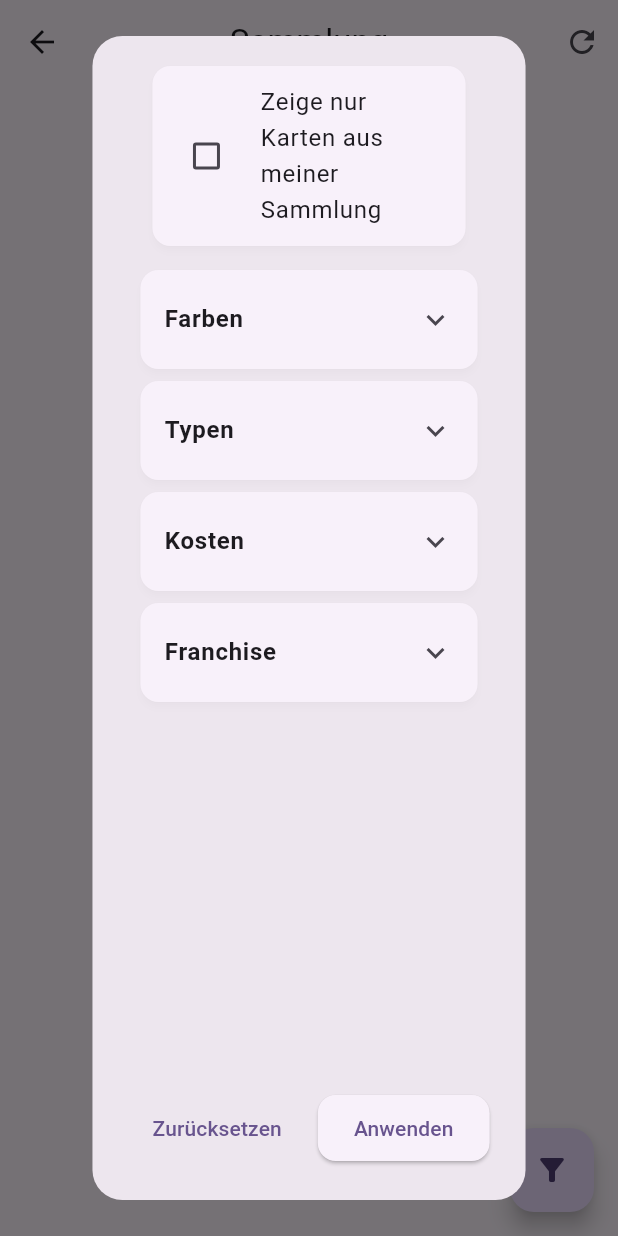
After one commit to Filan-glitch/LoreScanner, a Flutter app: the CollectionScreen screen opened directly, after a tap on the "filter alt" icon, on a phone screen of 412 x 824 dp. The commit adds this screen. Run offline on Flutter 3.47's test engine with Material 3 defaults, Android fonts, the phone set to English and light mode, and no system bars; our stand-ins replace cached_network_image, camera, dart_mappable, persistent_bottom_nav_bar_v2, shared_preferences, sqflite; missing offline and left inert: google_mlkit_text_recognition; accounts and stored records are empty; generated files the repository leaves out were written again; network calls fail.

Commit message:
improved card and added concept of filters

```diff
--- a/lib/constants.dart
+++ b/lib/constants.dart
@@ -1,2 +1,3 @@
 const OFFICIAL_WEBSITE_URL = 'https://www.disneylorcana.com/de-DE/';
 const OFFICIAL_APP_URL = 'https://www.disneylorcana.com/de-DE/app';
+const filterAttributes = ['color', 'type', 'rarity', 'cost', 'setCode'];
--- /dev/null
+++ b/lib/dialogs/collection_filter_dialog.dart
@@ -0,0 +1,180 @@
+import 'package:flutter/material.dart';
+
+import '../models/filter.dart';
+import '../widgets/color_filter_widget.dart';
+
+class CollectionFilterDialog extends StatefulWidget {
+  const CollectionFilterDialog({super.key});
+
+  @override
+  State<CollectionFilterDialog> createState() => _CollectionFilterDialogState();
+}
+
+class _CollectionFilterDialogState extends State<CollectionFilterDialog> {
+  // Zustand für die oberste Checkbox
+  bool _showOnlyMyCards = false;
+
+  // Beispieldaten für die Filterkategorien und ihre Optionen
+  // In einer echten App würden diese Daten von einer API oder Datenbank kommen
+  late final List<FilterCategory> _filterCategories;
+
+  @override
+  void initState() {
+    super.initState();
+    _filterCategories = [
+      FilterCategory(
+        title: 'Farben',
+        // Ein benutzerdefiniertes Widget für die Farbauswahl, wie im Screenshot
+        customWidget: const ColorFilterWidget(),
+      ),
+      FilterCategory(
+        title: 'Typen',
+        options: [],
+      ),
+      FilterCategory(
+        title: 'Kosten',
+        options: [],
+      ),
+      FilterCategory(
+        title: 'Franchise',
+        options: []
+      ),
+    ];
+  }
+
+  // Setzt alle Filter zurück
+  void _resetFilters() {
+    setState(() {
+      _showOnlyMyCards = false;
+      // Iteriert durch alle Kategorien und Optionen und setzt sie zurück
+      for (var category in _filterCategories) {
+        for (var option in category.options) {
+          option.isSelected = false;
+        }
+      }
+      // Hinweis: Der Zustand des ColorFilterWidget müsste hier auch zurückgesetzt werden.
+      // Für die Demo bleibt es einfach.
+    });
+  }
+
+
+  @override
+  Widget build(BuildContext context) {
+    return AlertDialog(
+      content: ListView(
+        padding: const EdgeInsets.symmetric(horizontal: 8.0),
+        children: [
+          // Die oberste Checkbox
+          _buildTopCheckbox(),
+          const SizedBox(height: 8),
+          // Erstellt die Liste der aufklappbaren Filtersektionen
+          ..._filterCategories.map((category) {
+            return Card(
+              margin: const EdgeInsets.symmetric(vertical: 4.0),
+              shape: RoundedRectangleBorder(borderRadius: BorderRadius.circular(12)),
+              child: ExpansionTile(
+                title: Text(category.title, style: const TextStyle(fontWeight: FontWeight.w600)),
+                childrenPadding: const EdgeInsets.all(16).copyWith(top: 0),
+                // Baut entweder das benutzerdefinierte Widget oder die Liste von Checkboxen
+                children: [
+                  if (category.customWidget != null)
+                    category.customWidget!
+                  else
+                    ...category.options.map((option) {
+                      return CheckboxListTile(
+                        title: Text(option.name),
+                        value: option.isSelected,
+                        onChanged: (bool? value) {
+                          setState(() {
+                            option.isSelected = value ?? false;
+                          });
+                        },
+                        controlAffinity: ListTileControlAffinity.leading,
+                        contentPadding: EdgeInsets.zero,
+                      );
+                    }).toList(),
+                ],
+              ),
+            );
+          }).toList(),
+        ],
+      ),
+      actions: [
+        TextButton(
+          onPressed: () {
+            // Filter zurücksetzen und Dialog schließen
+          },
+          child: const Text('Zurücksetzen'),
+        ),
+        ElevatedButton(
+          onPressed: () {
+            // Filter anwenden und Dialog schließen
+          },
+          child: const Text('Anwenden'),
+        ),
+      ],
+    );
+  }
+
+  // Baut die Checkbox "Only show cards in my collection"
+  Widget _buildTopCheckbox() {
+    return Card(
+      margin: const EdgeInsets.symmetric(vertical: 4.0, horizontal: 8.0),
+      shape: RoundedRectangleBorder(borderRadius: BorderRadius.circular(12)),
+      child: CheckboxListTile(
+        title: const Text('Zeige nur Karten aus meiner Sammlung'),
+        value: _showOnlyMyCards,
+        onChanged: (bool? value) {
+          setState(() {
+            _showOnlyMyCards = value ?? false;
+          });
+        },
+        controlAffinity: ListTileControlAffinity.leading,
+        contentPadding: const EdgeInsets.symmetric(horizontal: 16.0, vertical: 4.0),
+      ),
+    );
+  }
+
+  // Baut die untere Leiste mit "Reset" und "Done" Buttons
+  Widget _buildBottomBar() {
+    return Container(
+      padding: const EdgeInsets.all(16.0),
+      decoration: BoxDecoration(
+        color: Theme.of(context).scaffoldBackgroundColor,
+        boxShadow: [
+          BoxShadow(
+            color: Colors.black.withAlpha(76),
+            spreadRadius: 1,
+            blurRadius: 5,
+            offset: const Offset(0, -2),
+          ),
+        ],
+      ),
+      child: Row(
+        children: [
+          Expanded(
+            child: SizedBox(
+              height: 48,
+              child: TextButton(
+                onPressed: _resetFilters,
+                child: const Text('Reset'),
+              ),
+            ),
+          ),
+          const SizedBox(width: 16),
+          Expanded(
+            child: SizedBox(
+              height: 48,
+              child: ElevatedButton(
+                onPressed: () {
+                  // Filter anwenden und Dialog schließen
+                },
+                child: const Text('Anwenden'),
+              ),
+            ),
+          ),
+        ],
+      ),
+    );
+  }
+}
--- a/lib/models/card.dart
+++ b/lib/models/card.dart
@@ -11,7 +11,6 @@ class Card with CardMappable {
   final String setCode;
   final String simpleName;
   final String language;
-  final String artistsText;
   final String fullName;
   final String rarity;
   final String story;
@@ -78,7 +77,6 @@ class Card with CardMappable {
     required this.setCode,
     required this.images,
     required this.simpleName,
-    required this.artistsText,
     required this.fullName,
     required this.rarity,
     required this.story,
--- /dev/null
+++ b/lib/models/filter.dart
@@ -0,0 +1,23 @@
+// Datenmodell für eine einzelne Filteroption (z.B. eine Checkbox)
+import 'package:flutter/material.dart';
+
+class FilterOption {
+  final String name;
+  bool isSelected;
+
+  FilterOption({required this.name, this.isSelected = false});
+}
+
+// Datenmodell für eine Filterkategorie (z.B. "Types", "Cost")
+class FilterCategory {
+  final String title;
+  final List<FilterOption> options;
+  // Spezielles Widget für die Farbauswahl
+  final Widget? customWidget;
+
+  FilterCategory({
+    required this.title,
+    this.options = const [],
+    this.customWidget,
+  });
+}
--- a/lib/screens/collection_screen.dart
+++ b/lib/screens/collection_screen.dart
@@ -3,6 +3,8 @@ import 'package:lorescanner/models/collection.dart';
 import 'package:lorescanner/provider/cards_provider.dart';
 import 'package:lorescanner/widgets/collection_item.dart';
 import 'package:provider/provider.dart';
+
+import '../dialogs/collection_filter_dialog.dart';
 
 class CollectionScreen extends StatelessWidget {
   const CollectionScreen({super.key});
@@ -23,6 +25,17 @@ class CollectionScreen extends StatelessWidget {
             },
           ),
         ],
+      ),
+      floatingActionButton: FloatingActionButton(
+        onPressed: () {
+          // Filter
+          showDialog(
+            context: context,
+            builder: (context) => const CollectionFilterDialog(),
+          );
+        },
+        child: const Icon(Icons.filter_alt),
+        tooltip: 'Sammlung filtern',
       ),
       body: _buildBody(context, cardsProvider, collection),
     );
```
Also changed, not shown: lib/pages/card_detail_page.dart (+18 -38 lines), lib/provider/cards_provider.dart (+20 -2 lines), lib/widgets/color_filter_widget.dart (added, +56 -0 lines).
